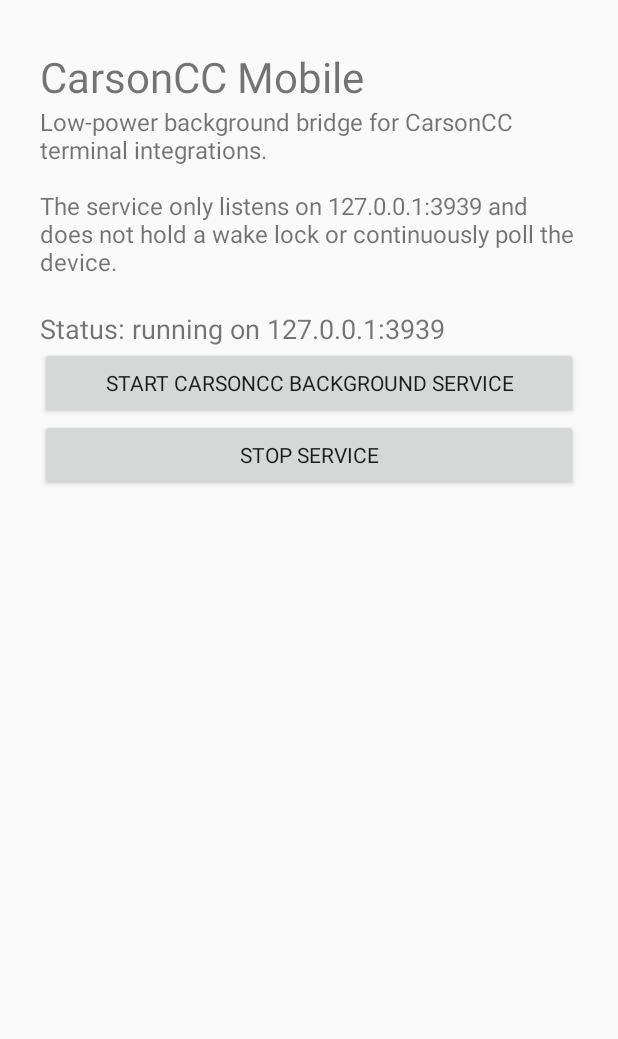
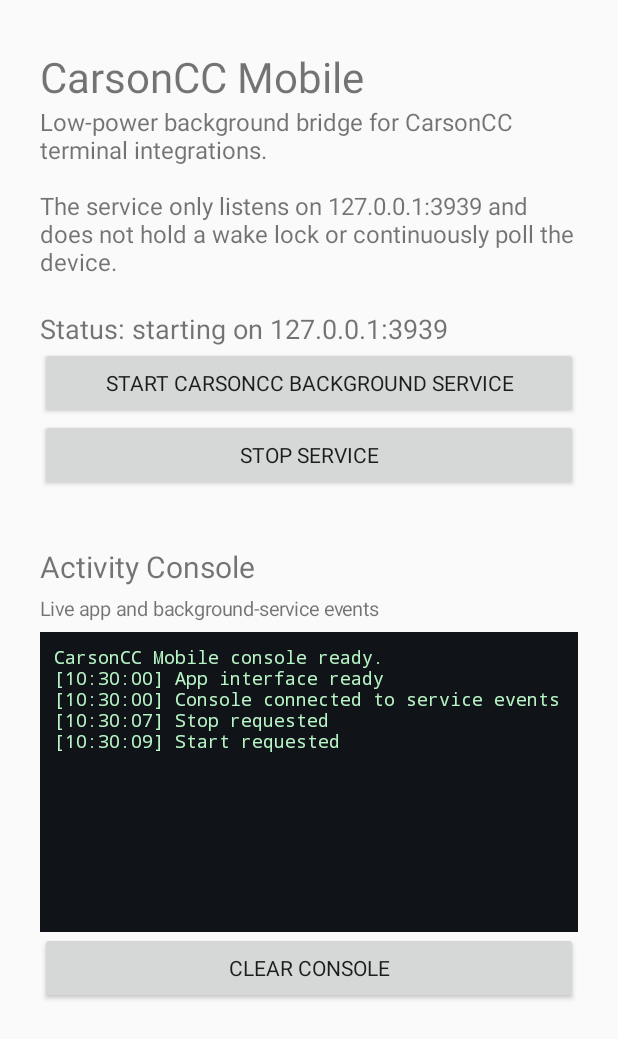
Before and after one commit to carjam120443-netizen/Carsoncc, an Android app: the screen it shows after launch (MainActivity), after a tap on "START CARSONCC BACKGROUND SERVICE", on a phone screen of 412 x 824 dp. Shown: the top 1039 px of the screen. Run offline under Robolectric (Android 15) with nearby library versions, the phone set to English and light mode, and no system bars; 1 other tap on this screen came first.

Commit message:
Add live activity console to CarsonCC Mobile

```diff
--- a/mobile/app/src/main/java/com/carsoncc/mobile/MainActivity.java
+++ b/mobile/app/src/main/java/com/carsoncc/mobile/MainActivity.java
@@ -1,23 +1,43 @@
 package com.carsoncc.mobile;
 
+import android.content.BroadcastReceiver;
+import android.content.Context;
 import android.content.Intent;
+import android.content.IntentFilter;
+import android.os.Build;
 import android.os.Bundle;
+import android.view.View;
 import android.widget.Button;
 import android.widget.LinearLayout;
+import android.widget.ScrollView;
 import android.widget.TextView;
-
 import androidx.activity.ComponentActivity;
+import java.text.SimpleDateFormat;
+import java.util.Date;
+import java.util.Locale;
 
 public class MainActivity extends ComponentActivity {
+    private static final String ACTION_LOG = "com.carsoncc.mobile.LOG";
     private TextView status;
+    private TextView console;
+    private ScrollView consoleScroll;
+    private final SimpleDateFormat timeFormat = new SimpleDateFormat("HH:mm:ss", Locale.getDefault());
 
-    @Override
-    protected void onCreate(Bundle state) {
+    private final BroadcastReceiver logReceiver = new BroadcastReceiver() {
+        @Override public void onReceive(Context context, Intent intent) {
+            String message = intent.getStringExtra("message");
+            if (message != null) appendLog(message);
+        }
+    };
+
+    @Override protected void onCreate(Bundle state) {
         super.onCreate(state);
-
+        ScrollView page = new ScrollView(this);
+        page.setFillViewport(true);
         LinearLayout root = new LinearLayout(this);
         root.setOrientation(LinearLayout.VERTICAL);
         root.setPadding(40, 48, 40, 40);
+        page.addView(root);
 
         TextView title = new TextView(this);
         title.setText("CarsonCC Mobile");
@@ -37,20 +57,84 @@ public class MainActivity extends ComponentActivity {
         Button start = new Button(this);
         start.setText("Start CarsonCC background service");
         start.setOnClickListener(v -> {
-            Intent intent = new Intent(this, CarsonService.class);
-            startForegroundService(intent);
-            status.setText("\nStatus: running on 127.0.0.1:3939");
+            appendLog("Start requested");
+            try {
+                Intent intent = new Intent(this, CarsonService.class);
+                if (Build.VERSION.SDK_INT >= Build.VERSION_CODES.O) startForegroundService(intent);
+                else startService(intent);
+                status.setText("\nStatus: starting on 127.0.0.1:3939");
+            } catch (Exception error) {
+                status.setText("\nStatus: failed to start");
+                appendLog("ERROR: Could not start service: " + error.getMessage());
+            }
         });
         root.addView(start);
 
         Button stop = new Button(this);
         stop.setText("Stop service");
         stop.setOnClickListener(v -> {
+            appendLog("Stop requested");
             stopService(new Intent(this, CarsonService.class));
             status.setText("\nStatus: stopped");
         });
         root.addView(stop);
 
-        setContentView(root);
+        TextView consoleTitle = new TextView(this);
+        consoleTitle.setText("\nActivity Console");
+        consoleTitle.setTextSize(20);
+        consoleTitle.setPadding(0, 20, 0, 8);
+        root.addView(consoleTitle);
+
+        TextView hint = new TextView(this);
+        hint.setText("Live app and background-service events");
+        hint.setTextSize(13);
+        root.addView(hint);
+
+        consoleScroll = new ScrollView(this);
+        consoleScroll.setFillViewport(false);
+        consoleScroll.setBackgroundColor(0xFF101418);
+        consoleScroll.setPadding(14, 12, 14, 12);
+        LinearLayout.LayoutParams params = new LinearLayout.LayoutParams(
+                LinearLayout.LayoutParams.MATCH_PARENT, 300);
+        params.topMargin = 10;
+
+        console = new TextView(this);
+        console.setTextColor(0xFFB8F5C6);
+        console.setTextSize(12);
+        console.setTypeface(android.graphics.Typeface.MONOSPACE);
+        console.setText("CarsonCC Mobile console ready.\n");
+        consoleScroll.addView(console);
+        root.addView(consoleScroll, params);
+
+        Button clear = new Button(this);
+        clear.setText("Clear console");
+        clear.setOnClickListener(v -> {
+            console.setText("");
+            appendLog("Console cleared");
+        });
+        root.addView(clear);
+
+        setContentView(page);
+        appendLog("App interface ready");
+    }
+
+    @Override protected void onStart() {
+        super.onStart();
+        IntentFilter filter = new IntentFilter(ACTION_LOG);
+        if (Build.VERSION.SDK_INT >= 33) registerReceiver(logReceiver, filter, Context.RECEIVER_NOT_EXPORTED);
+        else registerReceiver(logReceiver, filter);
+        appendLog("Console connected to service events");
+    }
+
+    @Override protected void onStop() {
+        try { unregisterReceiver(logReceiver); }
+        catch (IllegalArgumentException ignored) { }
+        super.onStop();
+    }
+
+    private void appendLog(String message) {
+        if (console == null) return;
+        console.append("[" + timeFormat.format(new Date()) + "] " + message + "\n");
+        if (consoleScroll != null) consoleScroll.post(() -> consoleScroll.fullScroll(View.FOCUS_DOWN));
     }
 }
```
